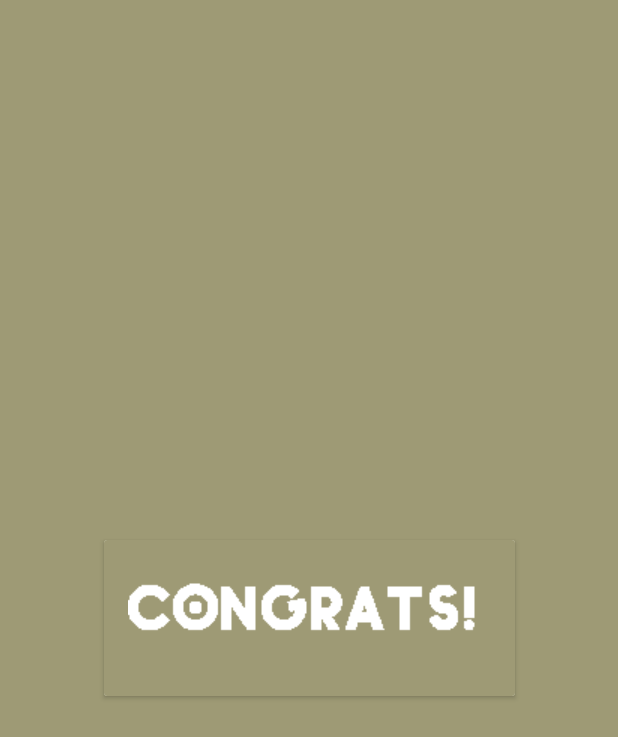
After one commit to agjaeger/mobile-apps-final, an Android app: the layout gamewon_fragment.xml on its own in the app's theme, with its tools: preview values and no code run, on a phone screen of 412 x 824 dp. The commit adds this screen. Shown: the top 737 px of the screen. Run offline under Robolectric (Android 15) with nearby library versions, the light colour scheme and no system bars.

Commit message:
added congrats message

```diff
--- a/idlegame/app/src/main/java/com/ualr/idlegame/MainActivity.java
+++ b/idlegame/app/src/main/java/com/ualr/idlegame/MainActivity.java
@@ -13,6 +13,7 @@ import android.widget.Toast;
 import com.google.android.material.tabs.TabLayout;
 
 import com.ualr.idlegame.db.DatabaseManager;
+import com.ualr.idlegame.fragments.CongratsFragment;
 import com.ualr.idlegame.fragments.ResourcesPaneFragment;
 import com.ualr.idlegame.fragments.TabFragmentPager;
 import com.ualr.idlegame.fragments.interfaces.TabFragment;
@@ -37,6 +38,7 @@ public class MainActivity extends AppCompatActivity implements TabLayout.OnTabSe
     private ResourcesPaneFragment resourcesPane;
 
     private AppDataViewModel viewModel;
+    private boolean checkGameFinished = true;
 
     @Override
     protected void onCreate(Bundle savedInstanceState) {
@@ -160,13 +162,24 @@ public class MainActivity extends AppCompatActivity implements TabLayout.OnTabSe
                 );
 
                 ((ArmyTabFragment) tabFragmentPager.getItem(1)).tryUnlockAll(
-                        viewModel.getResourceValue(getResources().getString(R.string.power_resource))
+                    viewModel.getResourceValue(getResources().getString(R.string.power_resource))
                 );
 
                 ((MapTabFragment) tabFragmentPager.getItem(3)).tryUnlockAll(
-                        viewModel.getResourceValue(getResources().getString(R.string.power_resource))
+                    viewModel.getResourceValue(getResources().getString(R.string.power_resource))
                 );
 
+
+                if (checkGameFinished) {
+                    if (((MapTabFragment) tabFragmentPager.getItem(3)).allUnlocked()) {
+                        FragmentTransaction fragmentTransaction = getSupportFragmentManager().beginTransaction();
+                        fragmentTransaction.add(R.id.activityRoot, new CongratsFragment());
+                        fragmentTransaction.addToBackStack(null);
+                        fragmentTransaction.commit();
+
+                        checkGameFinished = false;
+                    }
+                }
             }
         };
         bgResourceUpdateThread.executeOnExecutor(
--- a/idlegame/app/src/main/java/com/ualr/idlegame/fragments/tabs/MapTabFragment.java
+++ b/idlegame/app/src/main/java/com/ualr/idlegame/fragments/tabs/MapTabFragment.java
@@ -76,6 +76,20 @@ public class MapTabFragment extends Fragment implements TabFragment {
     public void tryUnlockAll (int powerEarned) {
         for (Map.Entry<String, NationCardViewHolder> nation : viewHolder.nations.entrySet()) {
             unlockableNations.put(nation.getKey(), powerEarned > nation.getValue().cost);
+        }
+    }
+
+    public Boolean allUnlocked () {
+        if (viewHolder == null) {
+            return false;
+        } else {
+            boolean all = true;
+
+            for (Map.Entry<String, NationCardViewHolder> nation : viewHolder.nations.entrySet()) {
+                all = all && unlockedNations.get(nation.getKey());
+            }
+
+            return all;
         }
     }
 
--- a/idlegame/app/src/main/res/layout/activity_main.xml
+++ b/idlegame/app/src/main/res/layout/activity_main.xml
@@ -4,7 +4,9 @@
     xmlns:tools="http://schemas.android.com/tools"
     android:layout_width="match_parent"
     android:layout_height="match_parent"
-    tools:context=".MainActivity">
+    tools:context=".MainActivity"
+    android:id="@+id/activityRoot"
+    >
 
     <Space
         android:id="@+id/space"
--- /dev/null
+++ b/idlegame/app/src/main/res/layout/gamewon_fragment.xml
@@ -0,0 +1,28 @@
+<?xml version="1.0" encoding="utf-8"?>
+<androidx.constraintlayout.widget.ConstraintLayout xmlns:android="http://schemas.android.com/apk/res/android"
+    xmlns:app="http://schemas.android.com/apk/res-auto"
+    xmlns:tools="http://schemas.android.com/tools"
+    android:id="@+id/bgConstraintLayout"
+    android:layout_width="match_parent"
+    android:layout_height="match_parent"
+    android:background="#00FFFFFF"
+    android:clickable="true"
+    android:orientation="vertical">
+
+    <androidx.cardview.widget.CardView
+        android:layout_width="wrap_content"
+        android:layout_height="wrap_content"
+        app:layout_constraintBottom_toBottomOf="parent"
+        app:layout_constraintEnd_toEndOf="parent"
+        app:layout_constraintStart_toStartOf="parent"
+        app:layout_constraintTop_toTopOf="parent">
+
+        <ImageView
+            android:id="@+id/imageView2"
+            android:layout_width="wrap_content"
+            android:layout_height="wrap_content"
+            android:padding="16dp"
+            android:paddingRight="16dp"
+            app:srcCompat="@drawable/congrats_text" />
+    </androidx.cardview.widget.CardView>
+</androidx.constraintlayout.widget.ConstraintLayout>
```
Also changed, not shown: idlegame/app/src/main/java/com/ualr/idlegame/fragments/CongratsFragment.java (added, +48 -0 lines), idlegame/app/src/main/res/drawable/congrats_text.png (added).
